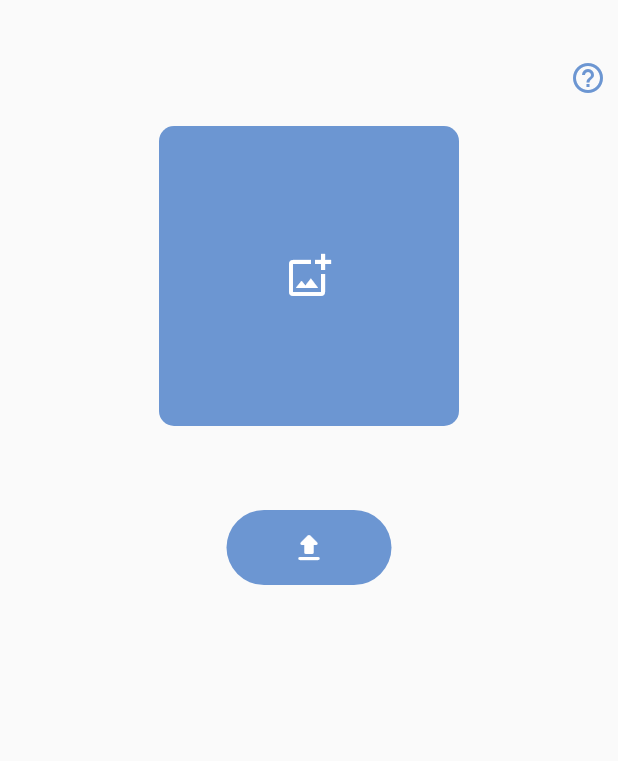
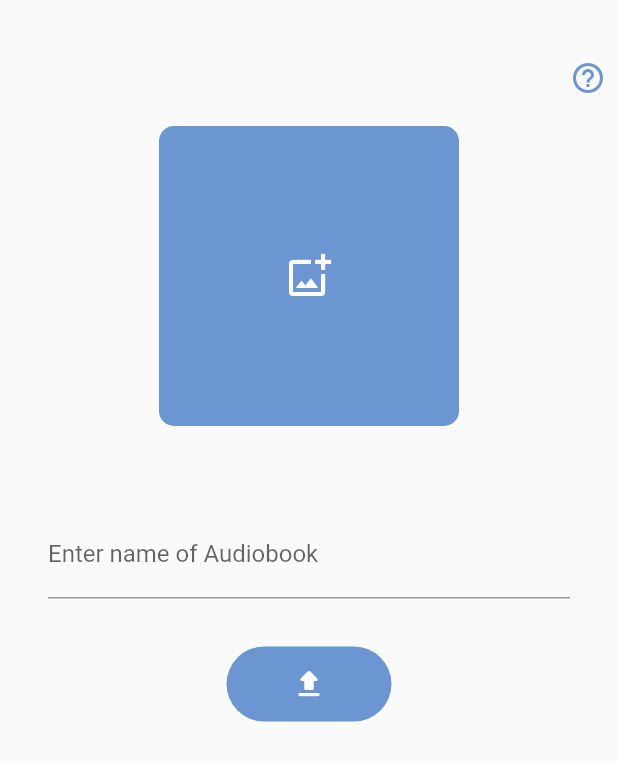
Before and after one commit to Calladrus2001/Code-Star, a Flutter app: the AudioScreen screen opened directly, in the side drawer, after a tap on "Add AudioFile", on a phone screen of 412 x 824 dp. Shown: the top 761 px of the screen. Run offline on Flutter 3.47's test engine with Material 2 defaults, Android fonts, the phone set to English and light mode, and no system bars; our stand-ins replace audioplayers, firebase_core, firebase_storage, flutter_tts, get, get_storage and 1 more; missing offline and left inert: google_mlkit_text_recognition; accounts and stored records are empty; network calls fail.

Commit message:
fix: Case of 0 Audio files

```diff
--- a/lib/Views/Audio/AddAudio.dart
+++ b/lib/Views/Audio/AddAudio.dart
@@ -26,6 +26,7 @@ class _AddAudioScreenState extends State<AddAudioScreen> {
   int index = 0;
   String text = "";
   DateTime rn = DateTime.now();
+  TextEditingController nameController = new TextEditingController();
   late String downloadUrl;
   late String userID;
   late FlutterTts flutterTts;
@@ -39,6 +40,12 @@ class _AddAudioScreenState extends State<AddAudioScreen> {
     userID = box.read("userID");
     initTTS();
     super.initState();
+  }
+
+  @override
+  void dispose() {
+    nameController.dispose();
+    super.dispose();
   }
 
   @override
@@ -163,6 +170,19 @@ class _AddAudioScreenState extends State<AddAudioScreen> {
                 : SizedBox(),
             SizedBox(height: 16),
 
+            /// name textfield
+            Padding(
+              padding: const EdgeInsets.symmetric(horizontal: 24.0),
+              child: TextFormField(
+                controller: nameController,
+                decoration: InputDecoration(
+                  labelText: 'Enter name of Audiobook',
+                  hintText: 'ex. myAwesomeNotes',
+                ),
+              ),
+            ),
+            SizedBox(height: 32),
+
             /// generate AudioFile
             haveAudio
                 ? Chip(
@@ -184,7 +204,11 @@ class _AddAudioScreenState extends State<AddAudioScreen> {
                       ),
                     ),
                     onTap: () {
-                      synth(text);
+                      if (nameController.text == "" || _images == []) {
+                        Get.snackbar(
+                            "Code:Star", "Empty input fields detected");
+                      } else
+                        synth(text);
                     },
                   ),
           ],
@@ -214,17 +238,17 @@ class _AddAudioScreenState extends State<AddAudioScreen> {
   }
 
   void synth(String text) async {
-    await flutterTts.synthesizeToFile(text, "tts.wav");
+    await flutterTts.synthesizeToFile(text, "${nameController.text}.wav");
     await flutterTts.awaitSynthCompletion(true).then((value) async {
-      final destination = "${userID}/tts.wav";
+      final destination = "${userID}/${nameController.text}.wav";
       final ref = FirebaseStorage.instance.ref(destination);
       UploadTask? task = ref.putFile(File(
-          "/storage/emulated/0/Android/data/com.example.code_star/files/tts.wav"));
+          "/storage/emulated/0/Android/data/com.example.code_star/files/${nameController.text}.wav"));
       task.then((res) async {
         downloadUrl = await res.ref.getDownloadURL();
         var response = await http.post(Uri.parse("${baseUrl}/addAudio"), body: {
           "userID": userID,
-          "name": "anotherTestFile",
+          "name": "${nameController.text}",
           "downloadUrl": downloadUrl,
           "time":
               "${DateFormat.MMMMd().format(rn)} ${DateFormat.jm().format(rn)}"
--- a/lib/Views/Audio/Audio.dart
+++ b/lib/Views/Audio/Audio.dart
@@ -1,6 +1,5 @@
 import 'dart:convert';
 import 'package:audioplayers/audioplayers.dart';
-import 'package:blur/blur.dart';
 import 'package:code_star/Utils/constants.dart';
 import 'package:code_star/Views/Audio/AddAudio.dart';
 import 'package:get_storage/get_storage.dart';
@@ -8,6 +7,8 @@ import 'package:http/http.dart' as http;
 import 'package:code_star/Views/Evaluate/Evaluate.dart';
 import 'package:flutter/material.dart';
 import 'package:get/get.dart';
+
+enum fileStatus { GOT_FILES, SEARCHING, DO_NOT_EXIST }
 
 class AudioScreen extends StatefulWidget {
   const AudioScreen({Key? key}) : super(key: key);
@@ -20,9 +21,9 @@ class _AudioScreenState extends State<AudioScreen> {
   final box = GetStorage();
   late String userID;
   List<dynamic> audioFiles = [];
-  bool haveFiles = true;
   final audioplayer = AudioPlayer();
   bool isPlaying = false;
+  fileStatus status = fileStatus.SEARCHING;
   Duration duration = Duration.zero;
   Duration position = Duration.zero;
   String url = "https://www2.cs.uic.edu/~i101/SoundFiles/PinkPanther60.wav";
@@ -59,11 +60,17 @@ class _AudioScreenState extends State<AudioScreen> {
     var response =
         await http.get(Uri.parse("${baseUrl}/getAudio?userID=${userID}"));
     if (response.statusCode == 200) {
-      Map<String, dynamic> responseString = jsonDecode(response.body);
-      audioFiles = responseString["audioFiles"];
-      if (audioFiles != null) {
+      try {
+        Map<String, dynamic> responseString = jsonDecode(response.body);
+        audioFiles = responseString["audioFiles"];
+        if (audioFiles != null) {
+          setState(() {
+            status = fileStatus.GOT_FILES;
+          });
+        }
+      } catch (e) {
         setState(() {
-          haveFiles = true;
+          status = fileStatus.DO_NOT_EXIST;
         });
       }
     }
@@ -71,8 +78,8 @@ class _AudioScreenState extends State<AudioScreen> {
 
   @override
   Widget build(BuildContext context) {
-    double widthVal = MediaQuery.of(context).size.width;
     return Scaffold(
+      backgroundColor: Colors.white,
       drawerEnableOpenDragGesture: true,
       drawer: Drawer(
         backgroundColor: Colors.white,
@@ -114,7 +121,7 @@ class _AudioScreenState extends State<AudioScreen> {
           ],
         ),
       ),
-      body: haveFiles
+      body: (status == fileStatus.GOT_FILES)
           ? Stack(
               children: [
                 Column(
@@ -248,7 +255,27 @@ class _AudioScreenState extends State<AudioScreen> {
                 )
               ],
             )
-          : Center(child: CircularProgressIndicator(color: clr1)),
+          : (status == fileStatus.SEARCHING)
+              ? Center(child: CircularProgressIndicator(color: clr1))
+              : Center(
+                  child: Padding(
+                    padding: const EdgeInsets.symmetric(horizontal: 16.0),
+                    child: Column(
+                      children: [
+                        SizedBox(height: 60),
+                        Image(
+                          image: AssetImage("assets/images/notFound.png"),
+                        ),
+                        SizedBox(height: 32),
+                        Text(
+                          "Looks like you don't have any Audiobooks yet\nSwipe right and make one!",
+                          textAlign: TextAlign.center,
+                          style: TextStyle(color: Colors.grey, fontSize: 18),
+                        ),
+                      ],
+                    ),
+                  ),
+                ),
     );
   }
 
```
Also changed, not shown: assets/images/notFound.png (added).
